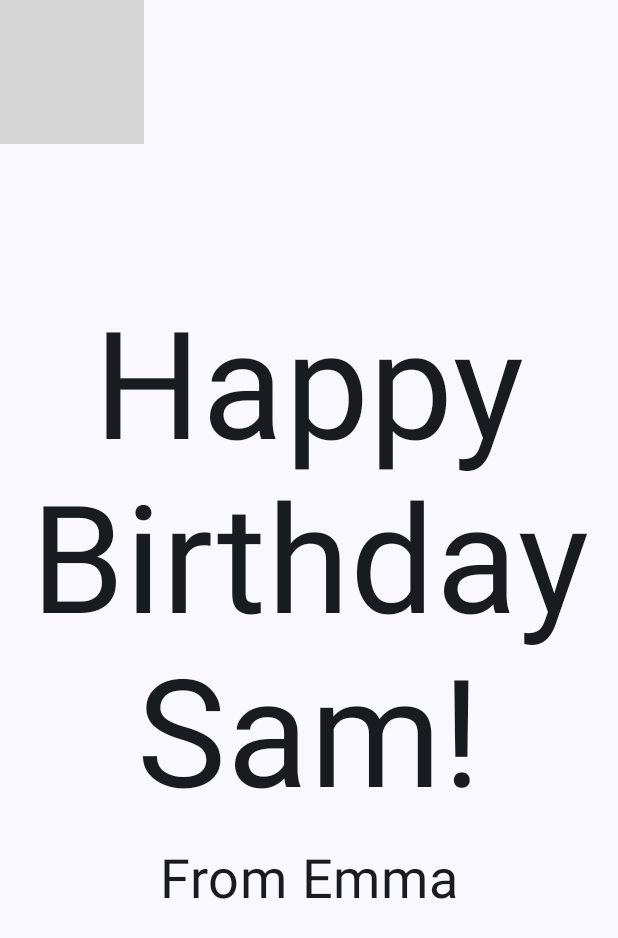
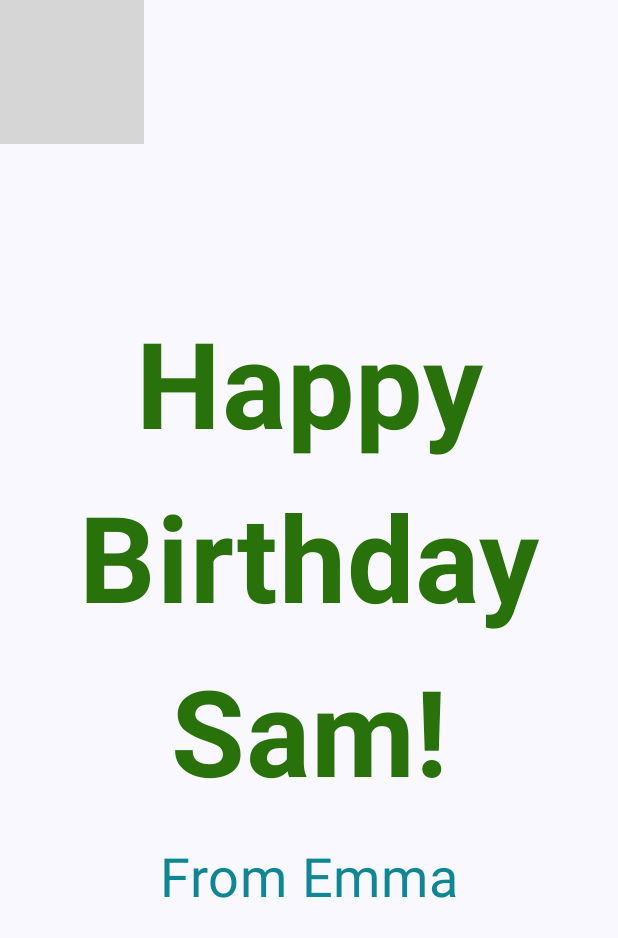
Before and after one commit to KayabaZeref/learnAndroidStudio, an Android app built with Jetpack Compose: the screen it shows after launch (MainActivity), on a phone screen of 412 x 824 dp. Shown: the top 938 px of the screen. Run offline under Robolectric (Android 15) with nearby library versions, the phone set to English and light mode, and no system bars; grey boxes are pictures that could not be loaded.

Commit message:
Update code

```diff
--- a/app/src/main/java/com/example/happybirthday/MainActivity.kt
+++ b/app/src/main/java/com/example/happybirthday/MainActivity.kt
@@ -16,9 +16,12 @@ import androidx.compose.material3.Text
 import androidx.compose.runtime.Composable
 import androidx.compose.ui.Alignment
 import androidx.compose.ui.Modifier
+import androidx.compose.ui.graphics.Color
 import androidx.compose.ui.layout.ContentScale
 import androidx.compose.ui.res.painterResource
 import androidx.compose.ui.res.stringResource
+
+import androidx.compose.ui.text.font.FontWeight
 import androidx.compose.ui.text.style.TextAlign
 import androidx.compose.ui.tooling.preview.Preview
 import androidx.compose.ui.unit.dp
@@ -53,16 +56,19 @@ fun GreetingText(message: String, form: String, modifier: Modifier = Modifier) {
     ) {
         Text(
             text = message,
-            fontSize = 100.sp,
+            fontSize = 80.sp,
             lineHeight = 116.sp,
             textAlign = TextAlign.Center,
-           )
+            fontWeight = FontWeight.Bold,
+            color = Color(0xFF29710B),
+        )
         Text(
             text = form,
             fontSize = 36.sp,
             modifier = Modifier
                 .padding(16.dp)
-                .align(alignment = Alignment.CenterHorizontally)
+                .align(alignment = Alignment.CenterHorizontally),
+            color = Color(0xFF0F8693)
         )
     }
 }
@@ -93,7 +99,8 @@ fun BirthdayCardPreview() {
     HappyBirthdayTheme {
         GreetingImage(
             message = "Happy Birthday Sam!",
-            form = "From Emma",)
+            form = "From Emma",
+        )
 
     }
 }
```
